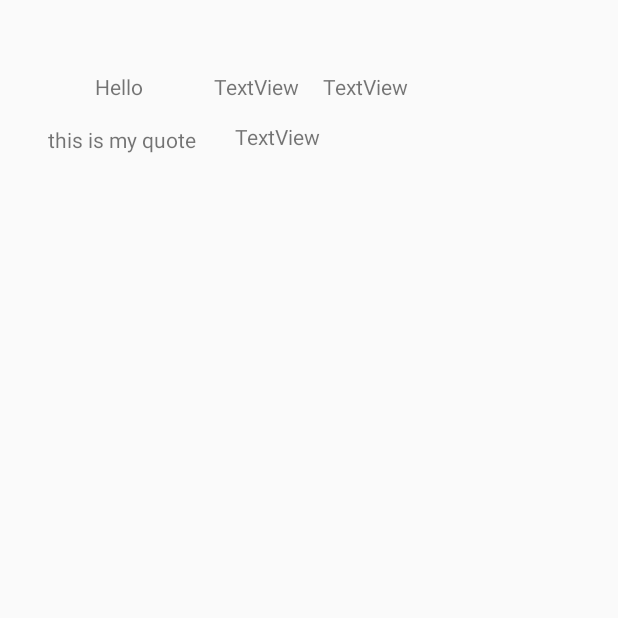
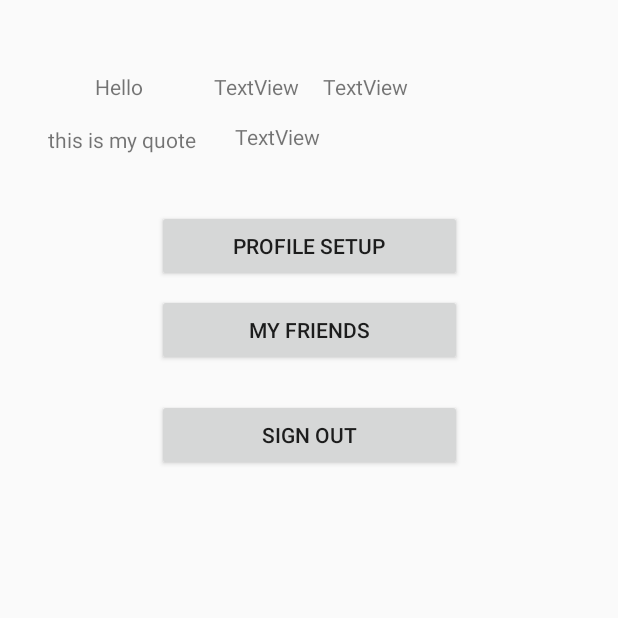
Before and after one commit to rubiiruby/MobileFinal, an Android app: the screen it shows after launch (MainActivity), after a tap on "LOGIN", on a phone screen of 412 x 824 dp, the top half of it. Run offline under Robolectric (Android 15) with nearby library versions, the phone set to English and light mode, and no system bars.

Commit message:
kill me please............

```diff
--- a/app/src/main/java/th/ac/kmitl/a59070123/LoginFragment.java
+++ b/app/src/main/java/th/ac/kmitl/a59070123/LoginFragment.java
@@ -35,7 +35,7 @@ public class LoginFragment extends Fragment {
     }
 
     void initLoginBTN() {
-        Register register = new Register();
+        final Register register = new Register();
 
         Button btn_login = (Button) getView().findViewById(R.id.login_login_btn);
         btn_login.setOnClickListener(new View.OnClickListener() {
@@ -63,9 +63,12 @@ public class LoginFragment extends Fragment {
 
                     Log.d("USER", "USER OR PASSWORD IS EMPTY");
                 }
-//                else if(userID_str.equals(register.getUser())){
-//
-//                }
+                else if(userID_str.equals(regiss) && pass_str.equals(register)){
+                    getActivity().getSupportFragmentManager()
+                            .beginTransaction()
+                            .replace(R.id.main_view, new HomeFragment()).addToBackStack(null)
+                            .commit();
+                }
             }
         });
     }
--- /dev/null
+++ b/app/src/main/java/th/ac/kmitl/a59070123/MyfriendFragment.java
@@ -0,0 +1,6 @@
+package th.ac.kmitl.a59070123;
+
+import android.support.v4.app.Fragment;
+
+public class MyfriendFragment extends Fragment {
+}
--- /dev/null
+++ b/app/src/main/java/th/ac/kmitl/a59070123/ProfileFragment.java
@@ -0,0 +1,6 @@
+package th.ac.kmitl.a59070123;
+
+import android.support.v4.app.Fragment;
+
+public class ProfileFragment extends Fragment {
+}
--- a/app/src/main/java/th/ac/kmitl/a59070123/RegisterFragment.java
+++ b/app/src/main/java/th/ac/kmitl/a59070123/RegisterFragment.java
@@ -52,7 +52,7 @@ public class RegisterFragment extends Fragment {
                 String pass_str = pass.getText().toString();
 
 
-                if (name_str.isEmpty() || pass_str.isEmpty() || age_str.isEmpty() || user_str.isEmpty()) {
+                if (user_str.isEmpty() || name_str.isEmpty() || pass_str.isEmpty() || age_str.isEmpty()) {
                     Toast.makeText(getActivity(),
                             "กรุณากรอกข้อมูลให้ครบถ้วน",
                             Toast.LENGTH_SHORT
@@ -87,7 +87,6 @@ public class RegisterFragment extends Fragment {
 
             }
         });
-
     }
 
     void addRegis(){
--- a/app/src/main/res/layout/fragment_home.xml
+++ b/app/src/main/res/layout/fragment_home.xml
@@ -61,4 +61,50 @@
         app:layout_constraintHorizontal_bias="0.073"
         app:layout_constraintStart_toEndOf="@+id/textView4"
         app:layout_constraintTop_toBottomOf="@+id/home_lname" />
+
+
+    <Button
+        android:id="@+id/home_btn_profile_set"
+        android:layout_width="203dp"
+        android:layout_height="wrap_content"
+        android:layout_marginStart="8dp"
+        android:layout_marginTop="140dp"
+        android:layout_marginEnd="8dp"
+        android:text="PROFILE SETUP"
+        app:layout_constraintEnd_toEndOf="parent"
+        app:layout_constraintHorizontal_bias="0.503"
+        app:layout_constraintStart_toStartOf="parent"
+        app:layout_constraintTop_toTopOf="parent" />
+
+    <Button
+        android:id="@+id/home_btn_myfriend"
+        android:layout_width="203dp"
+        android:layout_height="wrap_content"
+        android:layout_marginStart="8dp"
+        android:layout_marginTop="8dp"
+        android:layout_marginEnd="8dp"
+        android:text="MY FRIENDS"
+        app:layout_constraintEnd_toEndOf="parent"
+        app:layout_constraintStart_toStartOf="parent"
+        app:layout_constraintTop_toBottomOf="@+id/home_btn_profile_set" />
+
+    <Button
+        android:id="@+id/home_btn_signout"
+        android:layout_width="203dp"
+        android:layout_height="wrap_content"
+        android:layout_marginStart="8dp"
+        android:layout_marginTop="8dp"
+        android:layout_marginEnd="8dp"
+        android:layout_marginBottom="8dp"
+        android:text="SIGN OUT"
+        app:layout_constraintBottom_toBottomOf="parent"
+        app:layout_constraintEnd_toEndOf="parent"
+        app:layout_constraintHorizontal_bias="0.503"
+        app:layout_constraintStart_toStartOf="parent"
+        app:layout_constraintTop_toBottomOf="@+id/home_btn_myfriend"
+        app:layout_constraintVertical_bias="0.027" />
+
+
+
+
 </android.support.constraint.ConstraintLayout>
```
Also changed, not shown: app/src/main/java/th/ac/kmitl/a59070123/HomeFragment.java (+28 -1 lines), app/src/main/res/layout/fragment_profile.xml (added, +108 -0 lines).
